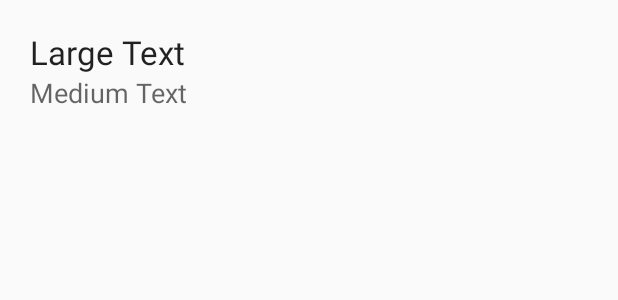
After one commit to AndroidEze/simpleFirebase, an Android app: the layout row.xml on its own in the app's theme, with its tools: preview values and no code run, on a phone screen of 412 x 824 dp. The commit adds this screen. Shown: the top 300 px of the screen. Run offline under Robolectric (Android 15) with nearby library versions, the phone set to English and light mode, and no system bars.

Commit message:
change activity_main and create row for the views

```diff
--- /dev/null
+++ b/app/src/main/res/layout/row.xml
@@ -0,0 +1,41 @@
+<?xml version="1.0" encoding="utf-8"?>
+<LinearLayout xmlns:android="http://schemas.android.com/apk/res/android"
+    android:orientation="horizontal"
+    android:layout_margin="4dp"
+    android:layout_width="match_parent"
+    android:layout_height="wrap_content">
+
+
+    <LinearLayout
+        android:orientation="vertical"
+        android:layout_width="wrap_content"
+        android:layout_height="wrap_content"
+        android:layout_margin="@dimen/activity_horizontal_margin"
+        android:layout_weight="1">
+
+        <TextView
+            android:layout_width="wrap_content"
+            android:layout_height="wrap_content"
+            android:textAppearance="?android:attr/textAppearanceLarge"
+            android:text="Large Text"
+            android:id="@+id/txtItem" />
+
+        <TextView
+            android:layout_width="wrap_content"
+            android:layout_height="wrap_content"
+            android:textAppearance="?android:attr/textAppearanceMedium"
+            android:text="Medium Text"
+            android:id="@+id/txtUser" />
+
+    </LinearLayout>
+
+
+    <ImageView
+        android:layout_width="wrap_content"
+        android:layout_height="match_parent"
+        android:layout_marginRight="@dimen/activity_horizontal_margin"
+        android:id="@+id/imgDone"
+        android:src="@drawable/ic_done_black_36dp"
+        android:visibility="invisible"
+        />
+</LinearLayout>
```
Also changed, not shown: app/src/main/res/layout/activity_main.xml (+29 -11 lines), app/src/main/res/drawable/ic_add_white_36dp.png (added), app/src/main/res/drawable/ic_done_black_36dp.png (added).
